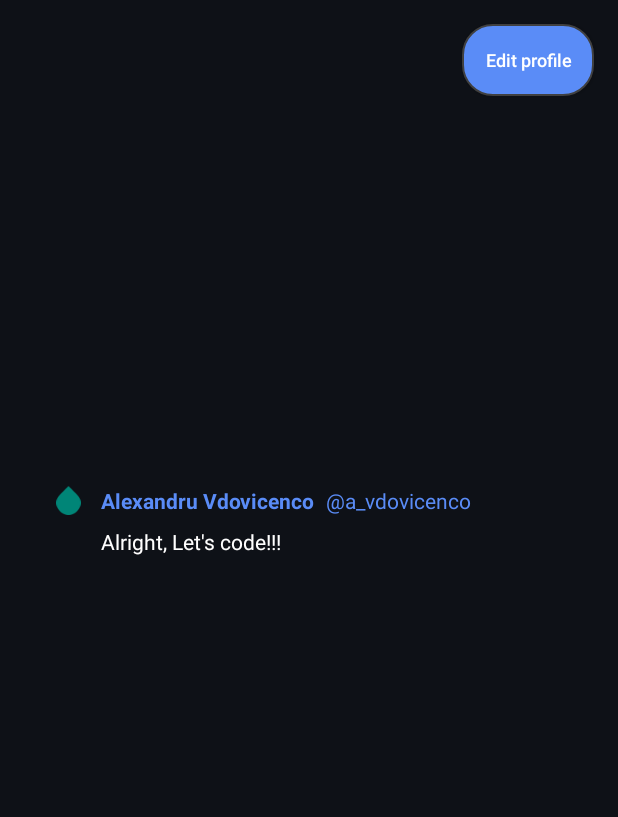
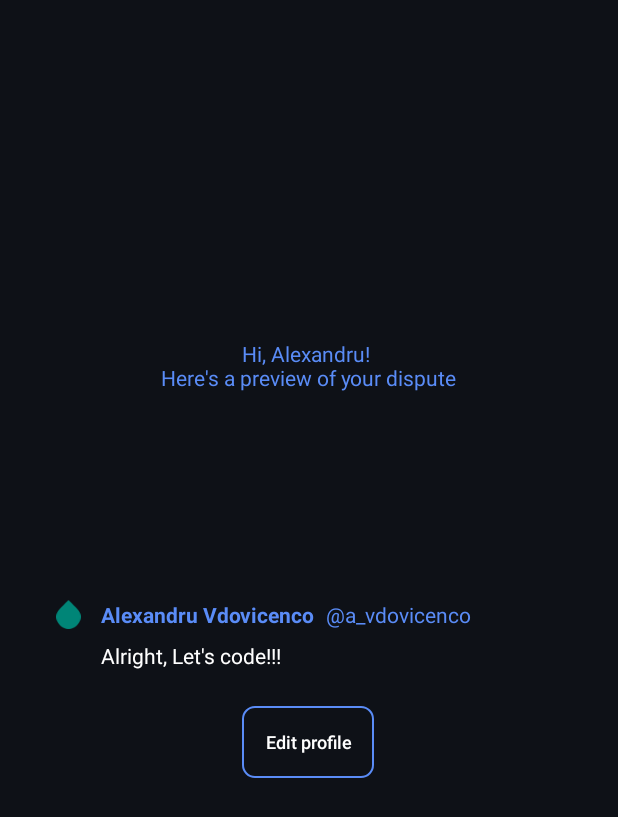
Before and after one commit to dominatorfaf/disputer, an Android app: the screen it shows after launch (WelcomeActivity), on a phone screen of 412 x 824 dp. Shown: the top 817 px of the screen. Run offline under Robolectric (Android 15) with nearby library versions, the phone set to English and light mode, and no system bars.

Commit message:
Updated button, mew style. Passing user object to new activity

```diff
--- a/app/src/main/java/com/android/disputer/profile/WelcomeActivity.kt
+++ b/app/src/main/java/com/android/disputer/profile/WelcomeActivity.kt
@@ -1,7 +1,10 @@
 package com.android.disputer.profile
 
+import android.content.Intent
 import androidx.appcompat.app.AppCompatActivity
 import android.os.Bundle
+import android.view.View
+import android.widget.Button
 import android.widget.TextView
 import com.android.disputer.R
 import com.android.disputer.schema.User
@@ -13,9 +16,19 @@ class WelcomeActivity : AppCompatActivity() {
 
         val user = User()
 
+        val helloText: TextView = findViewById<TextView>(R.id.hello)
         val name: TextView = findViewById<TextView>(R.id.name)
         val username: TextView = findViewById<TextView>(R.id.username)
+        val toEditProfile: Button = findViewById<Button>(R.id.edit_profile)
+
+        helloText.text = getString(R.string.hello_text, user.firstName)
         name.text = getString(R.string.user, user.firstName, user.lastName)
         username.text = getString(R.string.username, user.username)
+
+        toEditProfile.setOnClickListener {
+            val intent = Intent(this, EditProfileActivity::class.java);
+            intent.putExtra("user", user)
+            startActivity(intent);
+        }
     }
 }
--- a/app/src/main/java/com/android/disputer/schema/User.kt
+++ b/app/src/main/java/com/android/disputer/schema/User.kt
@@ -1,8 +1,9 @@
 package com.android.disputer.schema
 
 import com.android.disputer.enums.Avatar
+import java.io.Serializable
 
-class User {
+class User : Serializable{
     var username: String
 
     var firstName: String
--- a/app/src/main/res/drawable/custom_button_no_focus.xml
+++ b/app/src/main/res/drawable/custom_button_no_focus.xml
@@ -1,5 +1,5 @@
 <shape xmlns:android="http://schemas.android.com/apk/res/android" android:shape="rectangle">
-    <stroke android:width="1dp" android:color="#FF404040" />
-    <corners android:radius="20dp" />
-    <gradient android:startColor="@color/welcomeColor" android:centerColor="@color/welcomeColor" android:endColor="@color/welcomeColor" android:angle="90" />
+    <stroke android:width="1dp" android:color="@color/welcomeColor" />
+    <corners android:radius="8dp" />
+    <gradient android:startColor="#005A8CF7" android:centerColor="#005A8CF7" android:endColor="#005D626E" android:angle="90" />
 </shape>
--- a/app/src/main/res/drawable/custom_button_on_press.xml
+++ b/app/src/main/res/drawable/custom_button_on_press.xml
@@ -1,5 +1,5 @@
 <shape xmlns:android="http://schemas.android.com/apk/res/android" android:shape="rectangle">
     <stroke android:width="1dp" android:color="#FF404040" />
-    <corners android:radius="20dp" />
-    <gradient android:startColor="#3D63B5" android:centerColor="#3D63B5" android:endColor="#3D63B5" android:angle="90" />
+    <corners android:radius="8dp" />
+    <gradient android:startColor="@color/welcomeColor" android:centerColor="@color/welcomeColor" android:endColor="@color/welcomeColor" android:angle="90" />
 </shape>
--- a/app/src/main/res/layout/activity_welcome.xml
+++ b/app/src/main/res/layout/activity_welcome.xml
@@ -8,8 +8,22 @@
     android:background="@color/nightBackground"
     tools:context=".profile.WelcomeActivity">
 
+    <TextView
+        android:id="@+id/hello"
+        android:layout_width="wrap_content"
+        android:layout_height="wrap_content"
+        android:text="Hello"
+        android:textAlignment="center"
+        android:textColor="@color/welcomeColor"
+        app:layout_constraintBottom_toTopOf="@+id/name"
+        app:layout_constraintEnd_toEndOf="parent"
+        app:layout_constraintHorizontal_bias="0.498"
+        app:layout_constraintStart_toStartOf="parent"
+        app:layout_constraintTop_toTopOf="parent"
+        app:layout_constraintVertical_bias="0.619" />
+
     <ImageView
-        android:id="@+id/imageView"
+        android:id="@+id/avatar"
         android:layout_width="19dp"
         android:layout_height="19dp"
         android:layout_marginEnd="12dp"
@@ -31,8 +45,8 @@
         android:id="@+id/name"
         android:layout_width="wrap_content"
         android:layout_height="wrap_content"
-        android:layout_marginTop="324dp"
-        android:text="TextView"
+        android:layout_marginTop="400dp"
+        android:text="Name"
         android:textColor="@color/welcomeColor"
         android:textStyle="bold"
         app:layout_constraintEnd_toEndOf="parent"
@@ -44,7 +58,7 @@
         android:id="@+id/username"
         android:layout_width="wrap_content"
         android:layout_height="wrap_content"
-        android:text="TextView"
+        android:text="Username"
         android:textColor="@color/welcomeColor"
         app:layout_constraintEnd_toEndOf="parent"
         app:layout_constraintHorizontal_bias="0.072"
@@ -52,23 +66,22 @@
         app:layout_constraintTop_toTopOf="@+id/name" />
 
     <Button
-        android:id="@+id/editProfile"
+        android:id="@+id/edit_profile"
         android:layout_width="wrap_content"
         android:layout_height="wrap_content"
-        android:layout_marginTop="16dp"
-        android:layout_marginEnd="16dp"
+        android:layout_marginTop="24dp"
+        android:background="@drawable/custom_button_main"
+        android:paddingLeft="8dp"
+        android:paddingRight="8dp"
+        android:text="Edit profile"
+        android:textAllCaps="false"
         android:textColor="@color/whiteText"
-        android:background="@drawable/custom_button_main"
-        android:textAllCaps="false"
+        android:textSize="12sp"
         android:textStyle="normal"
-        android:textSize="12sp"
-        android:paddingRight="8dp"
-        android:paddingLeft="8dp"
-        android:text="Edit profile"
         app:layout_constraintEnd_toEndOf="parent"
-        app:layout_constraintTop_toTopOf="parent" />
-
-
+        app:layout_constraintHorizontal_bias="0.498"
+        app:layout_constraintStart_toStartOf="parent"
+        app:layout_constraintTop_toBottomOf="@+id/meow" />
 
 
 </androidx.constraintlayout.widget.ConstraintLayout>
--- a/app/src/main/res/values/strings.xml
+++ b/app/src/main/res/values/strings.xml
@@ -1,5 +1,6 @@
 <resources>
     <string name="app_name">Disputer</string>
+    <string name="hello_text">Hi, %1$s! \nHere\'s a preview of your dispute</string>
     <string name="user">%1$s %2$s</string>
     <string name="username">\@%1$s</string>
 </resources>
```
